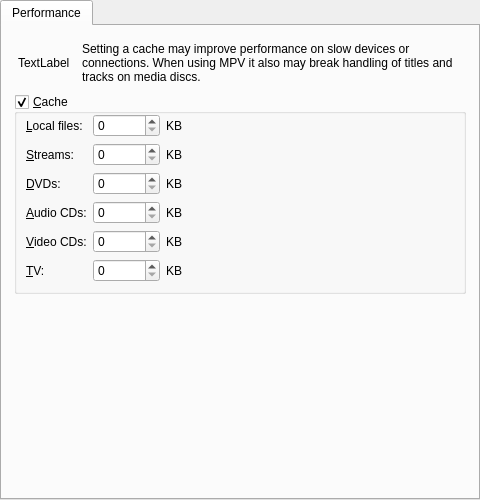
Above: src/gui/pref/performance.ui from wilbert2000/wzplayer before the change. Below: the same form after it.
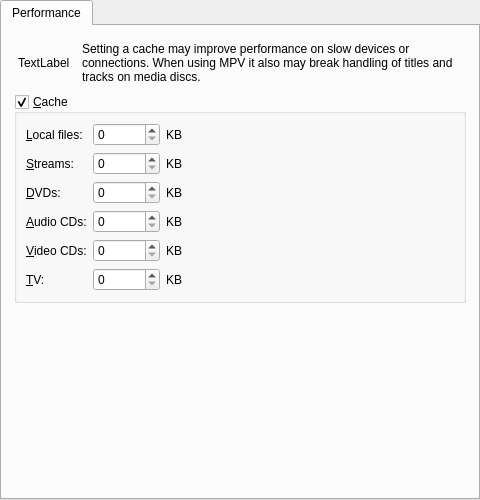
That is the form after the change.

Commit message: Removed override top margin from group boxes preferences dialog

```diff
--- a/src/gui/pref/performance.ui
+++ b/src/gui/pref/performance.ui
@@ -75,9 +75,6 @@
           <bool>true</bool>
          </property>
          <layout class="QGridLayout">
-          <property name="topMargin">
-           <number>0</number>
-          </property>
           <item row="8" column="0">
            <widget class="QLabel" name="label_12">
             <property name="text">
```
The commit also changes 7 other files.
